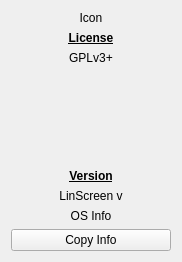
First picture: the form in src/widgets/infowindow.ui, repository aurelson101/linscreen, before the edit.
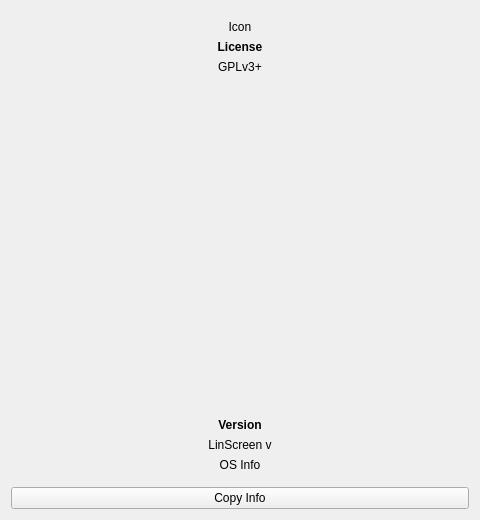
Second picture: the form after the edit. Icons and pictures are not drawn.

Patch:
```diff
--- a/src/widgets/infowindow.ui
+++ b/src/widgets/infowindow.ui
@@ -6,8 +6,8 @@
    <rect>
     <x>0</x>
     <y>0</y>
-    <width>182</width>
-    <height>262</height>
+    <width>480</width>
+    <height>520</height>
    </rect>
   </property>
   <property name="windowTitle">
@@ -19,6 +19,11 @@
   </property>
   <layout class="QGridLayout" name="gridLayout">
    <item row="0" column="0">
+    <widget class="QScrollArea" name="infoScrollArea">
+     <property name="frameShape"><enum>QFrame::NoFrame</enum></property>
+     <property name="horizontalScrollBarPolicy"><enum>Qt::ScrollBarAlwaysOff</enum></property>
+     <property name="widgetResizable"><bool>true</bool></property>
+     <widget class="QWidget" name="infoContent">
     <layout class="QVBoxLayout" name="verticalLayout">
      <item>
       <widget class="QLabel" name="IconSVG">
@@ -36,7 +41,6 @@
         <font>
          <weight>75</weight>
          <bold>true</bold>
-         <underline>true</underline>
         </font>
        </property>
        <property name="text">
@@ -82,7 +86,6 @@
         <font>
          <weight>75</weight>
          <bold>true</bold>
-         <underline>true</underline>
         </font>
        </property>
        <property name="text">
@@ -122,14 +125,16 @@
        </property>
       </widget>
      </item>
-     <item>
+    </layout>
+     </widget>
+    </widget>
+   </item>
+   <item row="1" column="0">
       <widget class="QPushButton" name="CopyInfoButton">
        <property name="text">
         <string>Copy Info</string>
        </property>
       </widget>
-     </item>
-    </layout>
    </item>
   </layout>
  </widget>
```
